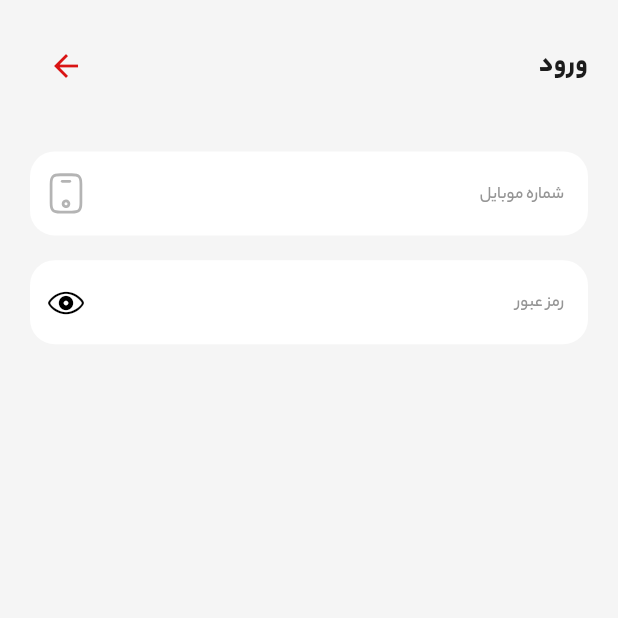
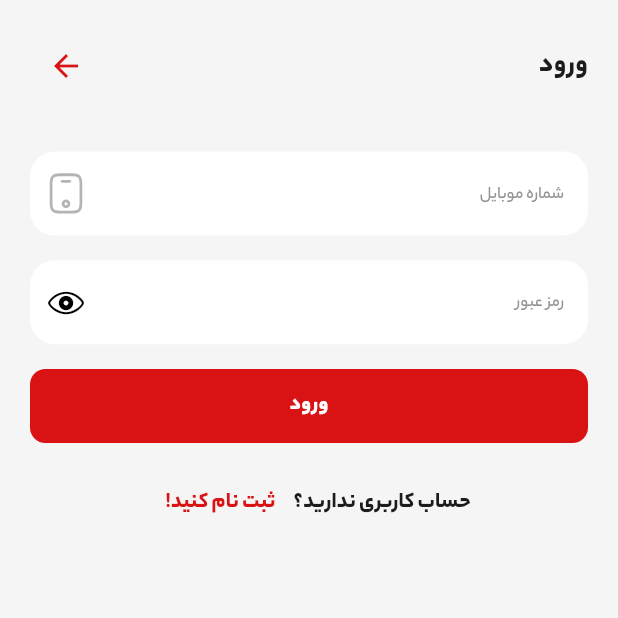
Before and after one commit to mohammad-dehghanifard/flutter_divar_clone_bloc, a Flutter app: the screen it shows after launch, after a tap on "ورود", on a phone screen of 412 x 824 dp, the top half of it. Run offline on Flutter 3.47's test engine with Material 3 defaults, Android fonts, the phone set to English and light mode, and no system bars; our stand-ins replace bloc, cached_network_image, flutter_bloc, flutter_svg, loading_animation_widget, responsive_sizer and 1 more.

Commit message:
completed login view ui

```diff
--- a/lib/features/auth/presentation/views/login/login_view.dart
+++ b/lib/features/auth/presentation/views/login/login_view.dart
@@ -1,5 +1,7 @@
 import 'package:flutter/material.dart';
 import 'package:flutter_divar_clone_bloc/core/common/constants/distances.dart';
+import 'package:flutter_divar_clone_bloc/core/common/constants/ui_colors.dart';
+import 'package:flutter_divar_clone_bloc/core/common/widgets/custom_button_widget.dart';
 import 'package:flutter_divar_clone_bloc/core/common/widgets/text_field_widget.dart';
 import 'package:flutter_divar_clone_bloc/features/auth/presentation/widgets/auth_app_bar_widget.dart';
 import 'package:flutter_divar_clone_bloc/gen/assets.gen.dart';
@@ -11,9 +13,23 @@ class LoginView extends StatelessWidget {
 
   @override
   Widget build(BuildContext context) {
+    // app bar
     const Widget appBar = AuthAppBarWidget(title: "ورود");
+    // input phone number widget
     final Widget phoneNumberTextField = TextFieldWidget(hintText: "شماره موبایل",iconPath: Assets.svgs.mobile,);
-    final Widget passWordTextField = TextFieldWidget(hintText: "رمز عبور",keyboardType: TextInputType.visiblePassword);
+    // input password widget
+    const Widget passWordTextField = TextFieldWidget(hintText: "رمز عبور",keyboardType: TextInputType.visiblePassword);
+    // login btn
+    final Widget loginBtn = CustomButtonWidget(onTap: () {}, text: "ورود");
+    // create account message
+    final Widget createAccount = Row(
+      mainAxisAlignment: MainAxisAlignment.center,
+      children: [
+        Text("حساب کاربری ندارید؟",style: TextStyle(fontSize: 16.sp,color: UiColors.blackTextColor,fontWeight: FontWeight.w900),),
+        TextButton(onPressed: () {}, child: Text("ثبت نام کنید!",style: TextStyle(fontSize: 16.sp,color: UiColors.primaryColor,fontWeight: FontWeight.w900)))
+      ],
+    );
+
     return  Scaffold(
       body: SafeArea(
           child: Padding(
@@ -24,7 +40,11 @@ class LoginView extends StatelessWidget {
                 SizedBox(height: 8.w),
                 phoneNumberTextField,
                 SizedBox(height: 4.w),
-                passWordTextField
+                passWordTextField,
+                SizedBox(height: 4.w),
+                loginBtn,
+                SizedBox(height: 4.w),
+                createAccount
               ],
             ),
           )
```
